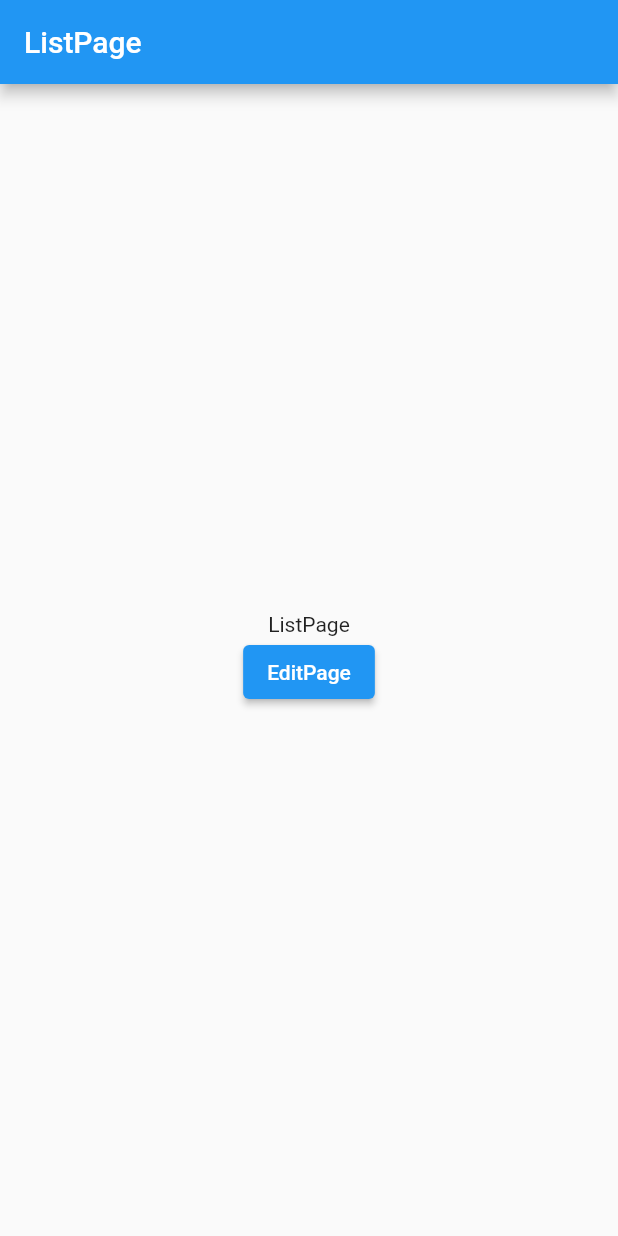
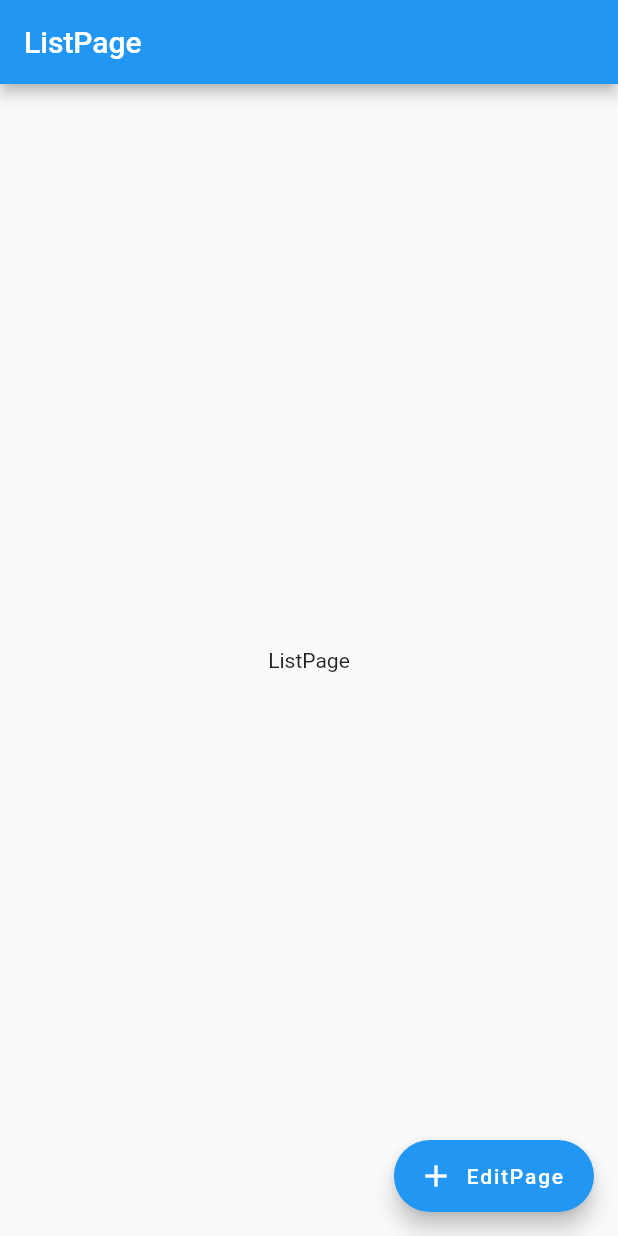
Before and after one commit to hirosphere-ja/jpstockmemo2_test, a Flutter app: the screen it shows after launch, on a phone screen of 412 x 824 dp. Run offline on Flutter 3.47's test engine with Material 2 defaults, Android fonts, the light colour scheme and no system bars.

Commit message:
画面遷移のボタンを変更
編集ページへの画面遷移のボタンをElevatedButtonからFloatingActionButtonへ変更

```diff
--- a/lib/views/list_page.dart
+++ b/lib/views/list_page.dart
@@ -9,19 +9,15 @@ class ListPage extends StatelessWidget {
       appBar: AppBar(
         title: const Text('ListPage'),
       ),
-      body: Column(
-        mainAxisAlignment: MainAxisAlignment.center,
-        children: [
-          const Center(
-            child: Text('ListPage'),
-          ),
-          ElevatedButton(
-            onPressed: () {
-              Navigator.pushNamed(context, '/editpage');
-            },
-            child: const Text('EditPage'),
-          )
-        ],
+      body: const Center(
+        child: Text('ListPage'),
+      ),
+      floatingActionButton: FloatingActionButton.extended(
+        onPressed: () {
+          Navigator.pushNamed(context, '/editpage');
+        },
+        label: const Text('EditPage'),
+        icon: const Icon(Icons.add),
       ),
     );
   }
```
